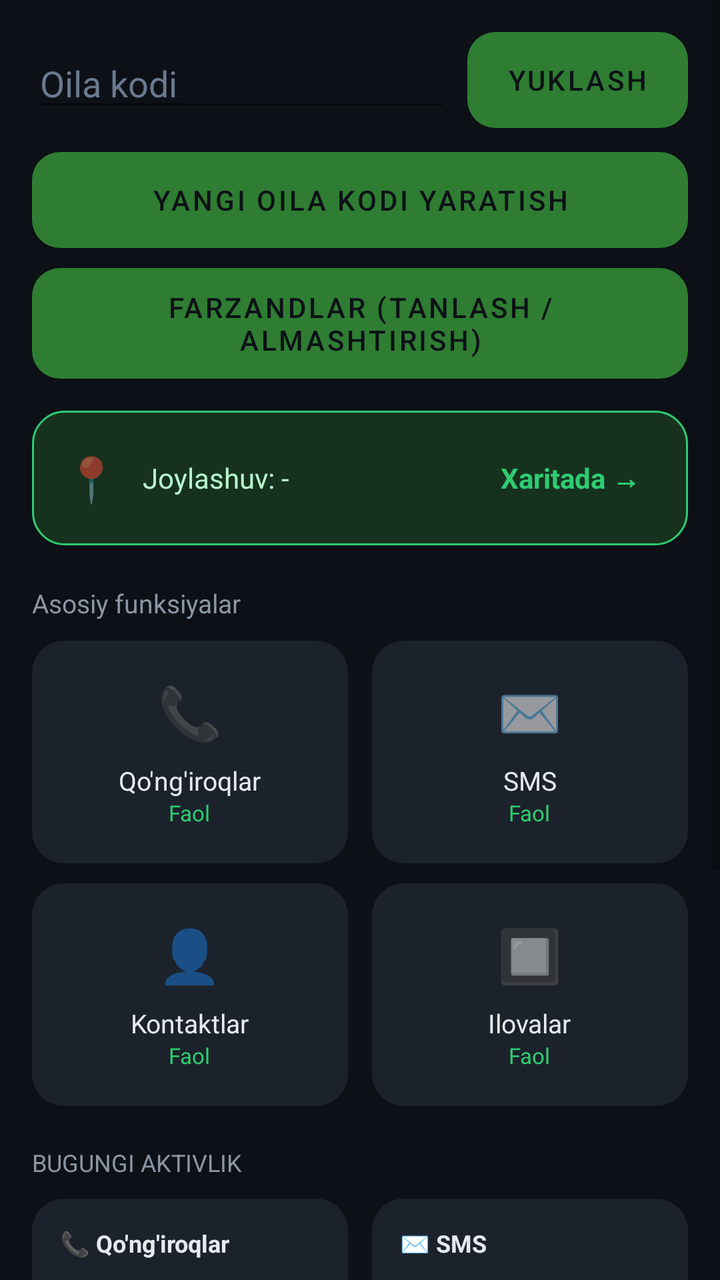
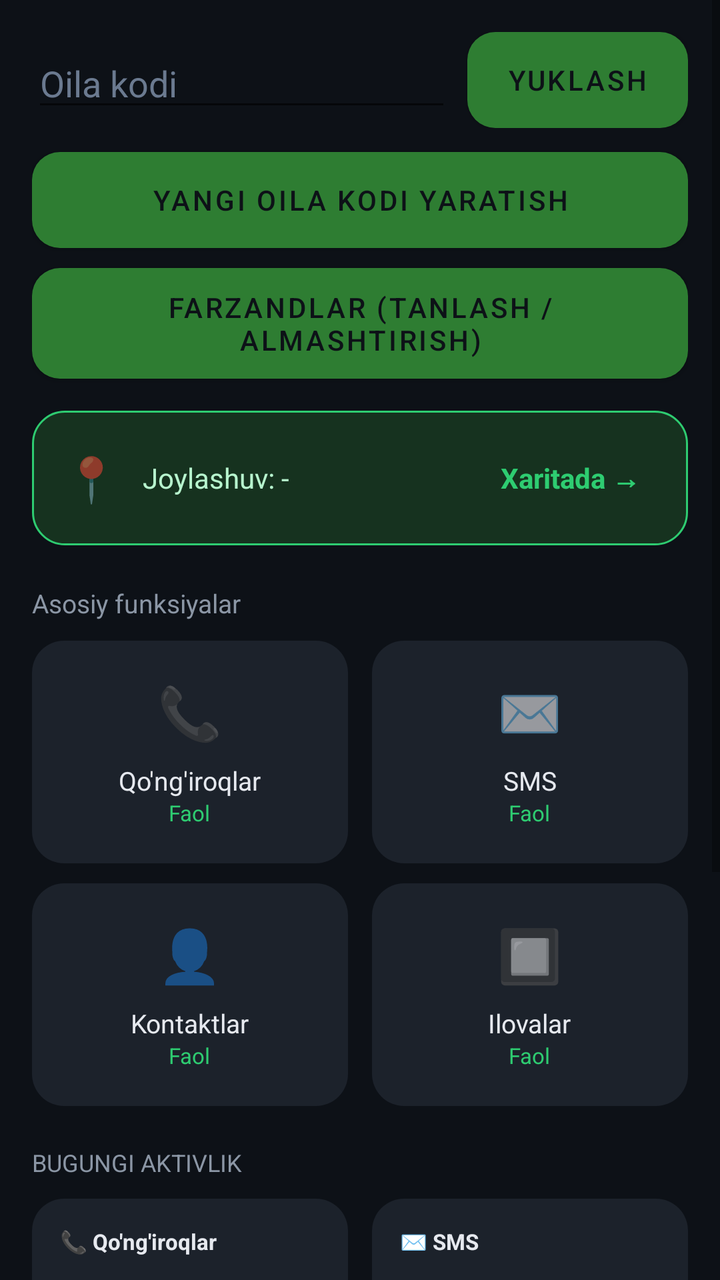

Compare the two renders of this Android layout. The source of the first and the diff that turns it into the second are given below.
<!-- AndroidManifest.xml: application theme Theme.OilaNazorati -->
<!-- res/layout/activity_parent_dashboard.xml -->
<?xml version="1.0" encoding="utf-8"?>
<ScrollView xmlns:android="http://schemas.android.com/apk/res/android"
    android:layout_width="match_parent"
    android:layout_height="match_parent"
    android:background="#0D1117">

<LinearLayout
    android:layout_width="match_parent"
    android:layout_height="wrap_content"
    android:orientation="vertical"
    android:padding="16dp">

    
    <LinearLayout
        android:layout_width="match_parent"
        android:layout_height="wrap_content"
        android:orientation="horizontal"
        android:gravity="center_vertical"
        android:layout_marginBottom="12dp">

        <EditText
            android:id="@+id/inputFamilyCode"
            android:layout_width="0dp"
            android:layout_height="wrap_content"
            android:layout_weight="1"
            android:hint="Oila kodi"
            android:textColor="#FFFFFF"
            android:textColorHint="#6B7A90"
            android:inputType="textCapCharacters"
            android:layout_marginEnd="8dp"/>

        <Button
            android:id="@+id/btnLoadFamily"
            android:layout_width="wrap_content"
            android:layout_height="wrap_content"
            android:text="YUKLASH"
            android:textAllCaps="true"
            android:textColor="#0D1117"
            android:background="@drawable/bg_button_primary"
            android:paddingStart="20dp"
            android:paddingEnd="20dp"/>
    </LinearLayout>

    <Button
        android:id="@+id/btnGenerateCode"
        android:layout_width="match_parent"
        android:layout_height="wrap_content"
        android:text="YANGI OILA KODI YARATISH"
        android:textColor="#0D1117"
        android:background="@drawable/bg_button_primary"
        android:layout_marginBottom="10dp"/>

    <Button
        android:id="@+id/btnChooseChild"
        android:layout_width="match_parent"
        android:layout_height="wrap_content"
        android:text="FARZANDLAR (TANLASH / ALMASHTIRISH)"
        android:textColor="#0D1117"
        android:background="@drawable/bg_button_primary"
        android:layout_marginBottom="16dp"/>

    
    <LinearLayout
        android:layout_width="match_parent"
        android:layout_height="wrap_content"
        android:orientation="horizontal"
        android:gravity="center_vertical"
        android:background="@drawable/bg_card_green"
        android:padding="16dp"
        android:layout_marginBottom="20dp">

        <TextView
            android:layout_width="wrap_content"
            android:layout_height="wrap_content"
            android:text="📍"
            android:textSize="22sp"
            android:layout_marginEnd="12dp"/>

        <TextView
            android:id="@+id/locationSummary"
            android:layout_width="0dp"
            android:layout_height="wrap_content"
            android:layout_weight="1"
            android:textColor="#B7F5CE"
            android:text="Joylashuv: -"/>

        <TextView
            android:id="@+id/btnLocationHistory"
            android:layout_width="wrap_content"
            android:layout_height="wrap_content"
            android:text="Xaritada →"
            android:textColor="#2ECC71"
            android:textStyle="bold"
            android:padding="8dp"/>
    </LinearLayout>

    
    <TextView
        android:layout_width="wrap_content"
        android:layout_height="wrap_content"
        android:text="Asosiy funksiyalar"
        android:textColor="#8B96A5"
        android:textSize="13sp"
        android:layout_marginBottom="10dp"/>

    <LinearLayout
        android:layout_width="match_parent"
        android:layout_height="wrap_content"
        android:orientation="horizontal"
        android:layout_marginBottom="10dp">

        <LinearLayout
            android:id="@+id/btnCallHistory"
            android:layout_width="0dp"
            android:layout_height="wrap_content"
            android:layout_weight="1"
            android:layout_marginEnd="6dp"
            android:orientation="vertical"
            android:gravity="center"
            android:background="@drawable/bg_card_clickable"
            android:clickable="true"
            android:focusable="true"
            android:padding="18dp">

            <TextView
                android:layout_width="wrap_content"
                android:layout_height="wrap_content"
                android:text="📞"
                android:textSize="26sp"
                android:layout_marginBottom="8dp"/>
            <TextView
                android:layout_width="wrap_content"
                android:layout_height="wrap_content"
                android:text="Qo'ng'iroqlar"
                android:textColor="#E6E9EF"
                android:textSize="13sp"/>
            <TextView
                android:layout_width="wrap_content"
                android:layout_height="wrap_content"
                android:text="Faol"
                android:textColor="#2ECC71"
                android:textSize="11sp"/>
        </LinearLayout>

        <LinearLayout
            android:id="@+id/btnSmsHistory"
            android:layout_width="0dp"
            android:layout_height="wrap_content"
            android:layout_weight="1"
            android:layout_marginStart="6dp"
            android:orientation="vertical"
            android:gravity="center"
            android:background="@drawable/bg_card_clickable"
            android:clickable="true"
            android:focusable="true"
            android:padding="18dp">

            <TextView
                android:layout_width="wrap_content"
                android:layout_height="wrap_content"
                android:text="✉️"
                android:textSize="26sp"
                android:layout_marginBottom="8dp"/>
            <TextView
                android:layout_width="wrap_content"
                android:layout_height="wrap_content"
                android:text="SMS"
                android:textColor="#E6E9EF"
                android:textSize="13sp"/>
            <TextView
                android:layout_width="wrap_content"
                android:layout_height="wrap_content"
                android:text="Faol"
                android:textColor="#2ECC71"
                android:textSize="11sp"/>
        </LinearLayout>

    </LinearLayout>

    <LinearLayout
        android:layout_width="match_parent"
        android:layout_height="wrap_content"
        android:orientation="horizontal"
        android:layout_marginBottom="20dp">

        <LinearLayout
            android:id="@+id/btnSavedContacts"
            android:layout_width="0dp"
            android:layout_height="wrap_content"
            android:layout_weight="1"
            android:layout_marginEnd="6dp"
            android:orientation="vertical"
            android:gravity="center"
            android:background="@drawable/bg_card_clickable"
            android:clickable="true"
            android:focusable="true"
            android:padding="18dp">

            <TextView
                android:layout_width="wrap_content"
                android:layout_height="wrap_content"
                android:text="👤"
                android:textSize="26sp"
                android:layout_marginBottom="8dp"/>
            <TextView
                android:layout_width="wrap_content"
                android:layout_height="wrap_content"
                android:text="Kontaktlar"
                android:textColor="#E6E9EF"
                android:textSize="13sp"/>
            <TextView
                android:layout_width="wrap_content"
                android:layout_height="wrap_content"
                android:text="Faol"
                android:textColor="#2ECC71"
                android:textSize="11sp"/>
        </LinearLayout>

        <LinearLayout
            android:id="@+id/btnTrends"
            android:layout_width="0dp"
            android:layout_height="wrap_content"
            android:layout_weight="1"
            android:layout_marginStart="6dp"
            android:orientation="vertical"
            android:gravity="center"
            android:background="@drawable/bg_card_clickable"
            android:clickable="true"
            android:focusable="true"
            android:padding="18dp">

            <TextView
                android:layout_width="wrap_content"
                android:layout_height="wrap_content"
                android:text="🔲"
                android:textSize="26sp"
                android:layout_marginBottom="8dp"/>
            <TextView
                android:layout_width="wrap_content"
                android:layout_height="wrap_content"
                android:text="Ilovalar"
                android:textColor="#E6E9EF"
                android:textSize="13sp"/>
            <TextView
                android:layout_width="wrap_content"
                android:layout_height="wrap_content"
                android:text="Faol"
                android:textColor="#2ECC71"
                android:textSize="11sp"/>
        </LinearLayout>

    </LinearLayout>

    
    <TextView
        android:layout_width="wrap_content"
        android:layout_height="wrap_content"
        android:text="BUGUNGI AKTIVLIK"
        android:textColor="#8B96A5"
        android:textSize="12sp"
        android:layout_marginBottom="10dp"/>

    <LinearLayout
        android:layout_width="match_parent"
        android:layout_height="wrap_content"
        android:orientation="horizontal"
        android:layout_marginBottom="20dp">

        <LinearLayout
            android:layout_width="0dp"
            android:layout_height="wrap_content"
            android:layout_weight="1"
            android:layout_marginEnd="6dp"
            android:orientation="vertical"
            android:background="@drawable/bg_card"
            android:padding="14dp">

            <TextView
                android:layout_width="wrap_content"
                android:layout_height="wrap_content"
                android:text="📞 Qo'ng'iroqlar"
                android:textColor="#E6E9EF"
                android:textStyle="bold"
                android:textSize="12sp"
                android:layout_marginBottom="8dp"/>
            <TextView
                android:id="@+id/callsSummary"
                android:layout_width="wrap_content"
                android:layout_height="wrap_content"
                android:textColor="#B7C0CC"
                android:textSize="11sp"
                android:lineSpacingExtra="5dp"/>
        </LinearLayout>

        <LinearLayout
            android:layout_width="0dp"
            android:layout_height="wrap_content"
            android:layout_weight="1"
            android:layout_marginStart="6dp"
            android:orientation="vertical"
            android:background="@drawable/bg_card"
            android:padding="14dp">

            <TextView
                android:layout_width="wrap_content"
                android:layout_height="wrap_content"
                android:text="✉️ SMS"
                android:textColor="#E6E9EF"
                android:textStyle="bold"
                android:textSize="12sp"
                android:layout_marginBottom="8dp"/>
            <TextView
                android:id="@+id/smsSummary"
                android:layout_width="wrap_content"
                android:layout_height="wrap_content"
                android:textColor="#B7C0CC"
                android:textSize="11sp"
                android:lineSpacingExtra="5dp"/>
        </LinearLayout>

    </LinearLayout>

    
    <TextView
        android:layout_width="wrap_content"
        android:layout_height="wrap_content"
        android:text="Qo'ng'iroqlar vaqt jadvali"
        android:textColor="#E6E9EF"
        android:textStyle="bold"
        android:textSize="14sp"
        android:layout_marginBottom="8dp"/>
    <LinearLayout
        android:layout_width="match_parent"
        android:layout_height="wrap_content"
        android:orientation="vertical"
        android:background="@drawable/bg_card"
        android:padding="8dp"
        android:layout_marginBottom="20dp">
        <androidx.recyclerview.widget.RecyclerView
            android:id="@+id/timelineList"
            android:layout_width="match_parent"
            android:layout_height="wrap_content"/>
    </LinearLayout>

    
    <TextView
        android:layout_width="wrap_content"
        android:layout_height="wrap_content"
        android:text="KONTAKTLAR BO'YICHA"
        android:textColor="#8B96A5"
        android:textSize="12sp"
        android:layout_marginBottom="8dp"/>
    <LinearLayout
        android:layout_width="match_parent"
        android:layout_height="wrap_content"
        android:orientation="vertical"
        android:background="@drawable/bg_card"
        android:padding="16dp"
        android:layout_marginBottom="20dp">

        <TextView
            android:id="@+id/contactCountSummary"
            android:layout_width="match_parent"
            android:layout_height="wrap_content"
            android:textColor="#8B96A5"
            android:textSize="12sp"
            android:layout_marginBottom="8dp"/>
        <androidx.recyclerview.widget.RecyclerView
            android:id="@+id/contactSummaryList"
            android:layout_width="match_parent"
            android:layout_height="wrap_content"/>
    </LinearLayout>

    
    <TextView
        android:layout_width="wrap_content"
        android:layout_height="wrap_content"
        android:text="ILOVALARDA O'TKAZILGAN VAQT"
        android:textColor="#8B96A5"
        android:textSize="12sp"
        android:layout_marginBottom="8dp"/>
    <LinearLayout
        android:layout_width="match_parent"
        android:layout_height="wrap_content"
        android:orientation="vertical"
        android:background="@drawable/bg_card"
        android:padding="16dp"
        android:layout_marginBottom="20dp">
        <androidx.recyclerview.widget.RecyclerView
            android:id="@+id/appUsageList"
            android:layout_width="match_parent"
            android:layout_height="wrap_content"/>
    </LinearLayout>

</LinearLayout>
</ScrollView>
<!-- resources referenced by this layout -->
<resources>
  <!-- drawable bg_button_primary (drawable) -->
  <?xml version="1.0" encoding="utf-8"?>
  <ripple xmlns:android="http://schemas.android.com/apk/res/android"
      android:color="#1B7A3D">
      <item>
          <shape>
              <solid android:color="#2ECC71"/>
              <corners android:radius="14dp"/>
          </shape>
      </item>
  </ripple>
  <!-- drawable bg_card (drawable) -->
  <?xml version="1.0" encoding="utf-8"?>
  <shape xmlns:android="http://schemas.android.com/apk/res/android">
      <solid android:color="#1C222B"/>
      <corners android:radius="16dp"/>
  </shape>
  <!-- drawable bg_card_clickable (drawable) -->
  <?xml version="1.0" encoding="utf-8"?>
  <ripple xmlns:android="http://schemas.android.com/apk/res/android"
      android:color="#2ECC71">
      <item>
          <shape>
              <solid android:color="#1C222B"/>
              <corners android:radius="16dp"/>
          </shape>
      </item>
  </ripple>
  <!-- drawable bg_card_green (drawable) -->
  <?xml version="1.0" encoding="utf-8"?>
  <shape xmlns:android="http://schemas.android.com/apk/res/android">
      <solid android:color="#16321F"/>
      <corners android:radius="16dp"/>
      <stroke android:width="1dp" android:color="#2ECC71"/>
  </shape>
  <style name="Theme.OilaNazorati" parent="Theme.MaterialComponents.DayNight.NoActionBar">
          <item name="colorPrimary">#2E7D32</item>
          <item name="colorPrimaryDark">#1B5E20</item>
          <item name="colorAccent">#66BB6A</item>
      </style>
</resources>

<!-- the commit's change to res/layout/activity_parent_dashboard.xml (unified diff, before → after) -->
@@ -281,14 +281,14 @@
                 android:text="📞 Qo'ng'iroqlar"
                 android:textColor="#E6E9EF"
                 android:textStyle="bold"
-                android:textSize="12sp"
+                android:textSize="11sp"
                 android:layout_marginBottom="8dp"/>
             <TextView
                 android:id="@+id/callsSummary"
                 android:layout_width="wrap_content"
                 android:layout_height="wrap_content"
                 android:textColor="#B7C0CC"
-                android:textSize="11sp"
+                android:textSize="10sp"
                 android:lineSpacingExtra="5dp"/>
         </LinearLayout>
 
@@ -307,14 +307,14 @@
                 android:text="✉️ SMS"
                 android:textColor="#E6E9EF"
                 android:textStyle="bold"
-                android:textSize="12sp"
+                android:textSize="11sp"
                 android:layout_marginBottom="8dp"/>
             <TextView
                 android:id="@+id/smsSummary"
                 android:layout_width="wrap_content"
                 android:layout_height="wrap_content"
                 android:textColor="#B7C0CC"
-                android:textSize="11sp"
+                android:textSize="10sp"
                 android:lineSpacingExtra="5dp"/>
         </LinearLayout>
 
